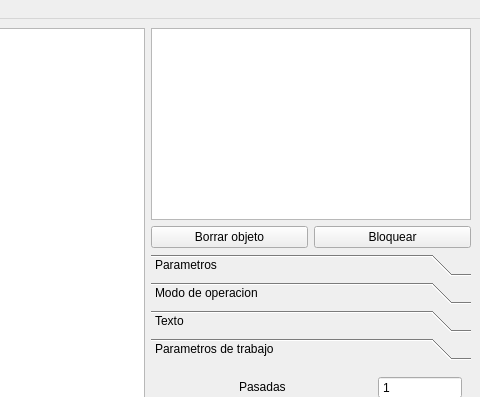
The window that mainwindow.ui (Alvaro-Agenjo/Laser-Interface) describes before a commit, drawn with Qt 5; both pictures show x 517 to 997 and y 0 to 397 of the 997 by 793 pixel window.
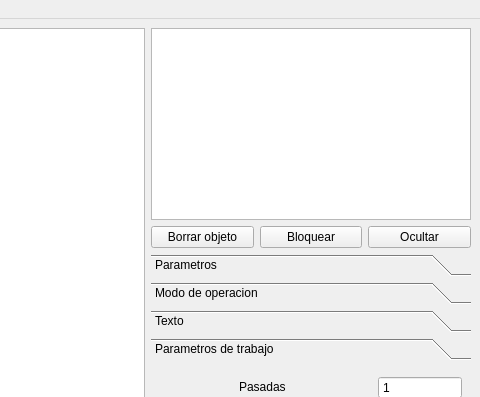
The same window after the commit. Icons and pictures are not drawn. Custom widgets are drawn as their Qt base class.

Commit message: Add funcionality: Ocultar

What changed in the file:
```diff
--- a/mainwindow.ui
+++ b/mainwindow.ui
@@ -149,6 +149,13 @@
             </property>
            </widget>
           </item>
+          <item>
+           <widget class="QPushButton" name="btn_ocultar">
+            <property name="text">
+             <string>Ocultar</string>
+            </property>
+           </widget>
+          </item>
          </layout>
         </item>
         <item>
```
The commit also changes 13 other files.
